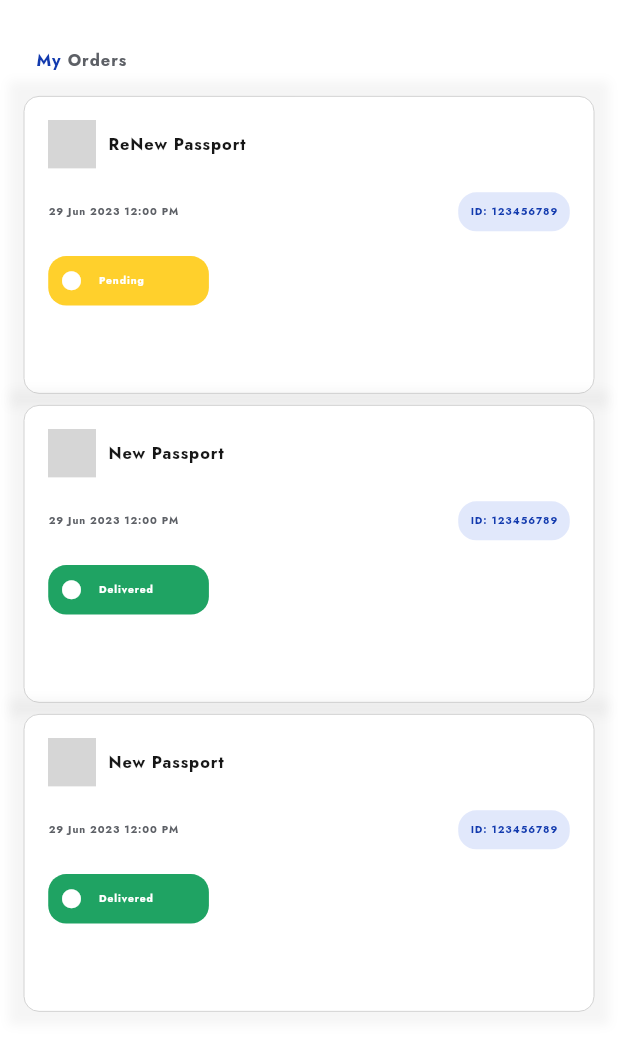
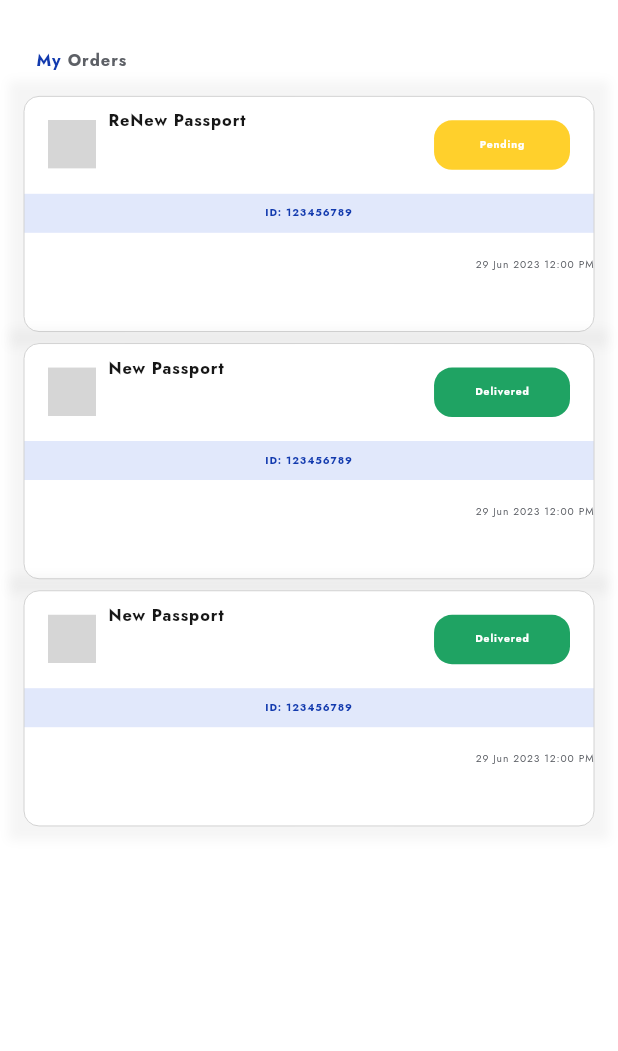
Before and after one commit to binimuse/ics, a Flutter app: the MyOrderView screen opened by its route, on a phone screen of 412 x 824 dp. Shown: the top 1051 px of the screen. Run offline on Flutter 3.47's test engine with Material 2 defaults, Android fonts, the phone set to English and light mode, and no system bars; our stand-ins replace bot_toast, cached_network_image, carousel_slider, connectivity, flutter_bounce, flutter_form_builder and 11 more; accounts and stored records are empty; network calls fail; grey boxes are pictures that could not be loaded.

Commit message:
<fix> some ui bug fixed

```diff
--- a/lib/app/modules/home/views/home_view.dart
+++ b/lib/app/modules/home/views/home_view.dart
@@ -135,7 +135,7 @@ class HomeView extends GetView<HomeController> {
 
   buildcardsPassport() {
     return Container(
-      height: 30.h,
+      height: 32.h,
       child: GridView.builder(
         scrollDirection: Axis.vertical,
         physics: NeverScrollableScrollPhysics(),
--- a/lib/app/modules/my_order/views/my_order_view.dart
+++ b/lib/app/modules/my_order/views/my_order_view.dart
@@ -64,7 +64,7 @@ class MyOrderView extends GetView<MyOrderController> {
   buildcard(BuildContext context, String title, String date, String status,
       String id) {
     return Container(
-      height: 25.h,
+      height: 20.h,
       decoration: BoxDecoration(
         boxShadow: [
           BoxShadow(
@@ -83,12 +83,13 @@ class MyOrderView extends GetView<MyOrderController> {
         ),
         child: Column(
           mainAxisAlignment: MainAxisAlignment.start,
-          crossAxisAlignment: CrossAxisAlignment.start,
+          crossAxisAlignment: CrossAxisAlignment.center,
           children: [
             Padding(
               padding: const EdgeInsets.all(8.0),
               child: Row(
-                mainAxisAlignment: MainAxisAlignment.start,
+                mainAxisAlignment: MainAxisAlignment.spaceBetween,
+                crossAxisAlignment: CrossAxisAlignment.start,
                 children: [
                   IconButton(
                     icon: SvgPicture.asset(
@@ -105,27 +106,41 @@ class MyOrderView extends GetView<MyOrderController> {
                       style: AppTextStyles.bodyLargeBold.copyWith(
                         fontWeight: FontWeight.w600,
                       )),
+                  Spacer(),
+                  Padding(
+                    padding: const EdgeInsets.all(8.0),
+                    child: Container(
+                      height: 4.h,
+                      width: 22.w,
+                      decoration: BoxDecoration(
+                        color: status.contains("Pending")
+                            ? AppColors.warning
+                            : AppColors.success,
+                        borderRadius: BorderRadius.circular(12.0),
+                      ),
+                      child: Row(
+                        mainAxisAlignment: MainAxisAlignment.center,
+                        crossAxisAlignment: CrossAxisAlignment.center,
+                        children: [
+                          Text(
+                            status,
+                            style: AppTextStyles.bodySmallBold.copyWith(
+                              color: AppColors.whiteOff,
+                              fontSize: AppSizes.font_10,
+                            ),
+                          ),
                         ],
                       ),
                     ),
-            Padding(
-              padding: EdgeInsets.symmetric(
-                horizontal: AppSizes.mp_w_8 * 0.7,
                   ),
-              child: Row(
-                mainAxisAlignment: MainAxisAlignment.spaceBetween,
-                children: [
-                  Text(
-                    date,
-                    style: AppTextStyles.bodySmallBold.copyWith(
-                      color: AppColors.grayDark,
-                      fontSize: AppSizes.font_10,
+                ],
               ),
             ),
             Container(
+              width: 100.w,
               decoration: BoxDecoration(
                 color: AppColors.primaryLighter.withOpacity(0.2),
-                      borderRadius: BorderRadius.circular(12.0),
+                // borderRadius: BorderRadius.circular(12.0),
               ),
               child: Padding(
                 padding: const EdgeInsets.all(8.0),
@@ -135,53 +150,24 @@ class MyOrderView extends GetView<MyOrderController> {
                     color: AppColors.primary,
                     fontSize: AppSizes.font_10,
                   ),
+                  textAlign: TextAlign.center,
                 ),
-                    ),
-                  ),
-                ],
               ),
             ),
             SizedBox(
               height: 2.h,
             ),
-            Padding(
-              padding: EdgeInsets.symmetric(
-                horizontal: AppSizes.mp_w_8 * 0.7,
-              ),
-              child: Container(
-                height: 4.h,
-                width: 26.w,
-                decoration: BoxDecoration(
-                  color: status.contains("Pending")
-                      ? AppColors.warning
-                      : AppColors.success,
-                  borderRadius: BorderRadius.circular(12.0),
-                ),
-                child: Row(
+            Row(
+              mainAxisAlignment: MainAxisAlignment.end,
               children: [
-                    Padding(
-                      padding: const EdgeInsets.all(8.0),
-                      child: Icon(
-                        Icons.circle,
-                        color: AppColors.whiteOff,
-                        size: 15,
-                      ),
-                    ),
-                    Padding(
-                      padding: EdgeInsets.symmetric(
-                        horizontal: AppSizes.mp_w_1 * 0.9,
-                      ),
-                      child: Text(
-                        status,
-                        style: AppTextStyles.bodySmallBold.copyWith(
-                          color: AppColors.whiteOff,
+                Text(
+                  date,
+                  style: AppTextStyles.displayOneRegular.copyWith(
+                    color: AppColors.grayDark,
                     fontSize: AppSizes.font_10,
                   ),
                 ),
-                    ),
               ],
-                ),
-              ),
             ),
           ],
         ),
```
Also changed, not shown: lib/app/modules/main_page/views/main_page_view.dart (+27 -7 lines). Lines whose indentation alone changed are shown as unchanged.
